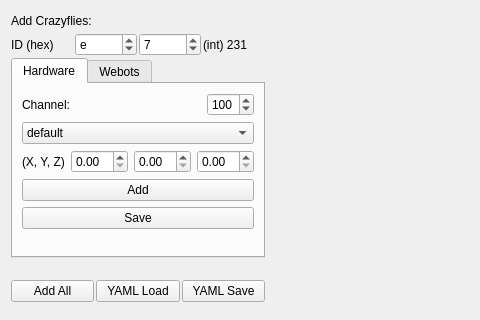
The window that src/rqt_crazyflies_add/resource/crazyflies_add.ui (DynamicSwarms/ds-crazyflies) describes before a commit, drawn with Qt 5; both pictures show x 0 to 480 and y 0 to 320 of the 679 by 1074 pixel window.
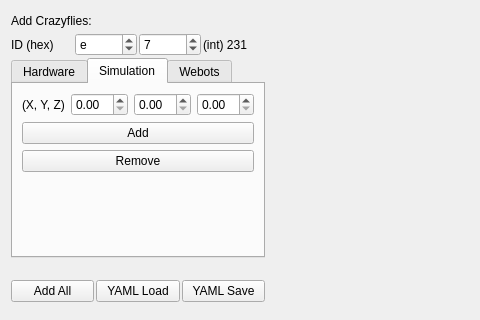
The same window after the commit. The open tabs and pages were chosen to show the change.

Commit message: cleaned up launch file, rqt_add panel can now remove, rqt_add panel can now spawn simulated crazyflies

```diff
--- a/src/rqt_crazyflies_add/resource/crazyflies_add.ui
+++ b/src/rqt_crazyflies_add/resource/crazyflies_add.ui
@@ -197,6 +197,81 @@
          </item>
         </layout>
        </widget>
+       <widget class="QWidget" name="tab">
+       <property name="sizePolicy">
+         <sizepolicy hsizetype="Expanding" vsizetype="Expanding">
+          <horstretch>0</horstretch>
+          <verstretch>0</verstretch>
+         </sizepolicy>
+        </property>
+        <attribute name="title">
+         <string>Simulation</string>
+        </attribute>
+         <layout class="QVBoxLayout" name="verticalLayout_2">
+          <item>
+           <layout class="QHBoxLayout" name="horizontalLayout_5">
+            <item>
+             <widget class="QLabel" name="label_5">
+              <property name="toolTip">
+               <string>&lt;html&gt;&lt;head/&gt;&lt;body&gt;&lt;p&gt;Initial Position&lt;/p&gt;&lt;/body&gt;&lt;/html&gt;</string>
+              </property>
+              <property name="text">
+               <string>(X, Y, Z)</string>
+              </property>
+             </widget>
+            </item>
+            <item>
+             <widget class="QDoubleSpinBox" name="x_sim_spin_box">
+              <property name="singleStep">
+               <double>0.500000000000000</double>
+              </property>
+             </widget>
+            </item>
+            <item>
+             <widget class="QDoubleSpinBox" name="y_sim_spin_box">
+              <property name="singleStep">
+               <double>0.500000000000000</double>
+              </property>
+             </widget>
+            </item>
+            <item>
+             <widget class="QDoubleSpinBox" name="z_sim_spin_box">
+              <property name="singleStep">
+               <double>0.500000000000000</double>
+              </property>
+             </widget>
+            </item>
+           </layout>
+          </item>
+          <item>
+           <widget class="QPushButton" name="simulation_add_button">
+            <property name="text">
+             <string>Add</string>
+            </property>
+           </widget>
+          </item>
+          <item>
+           <widget class="QPushButton" name="simulation_remove_button">
+            <property name="text">
+             <string>Remove</string>
+            </property>
+           </widget>
+          </item>
+          <item>
+           <spacer name="verticalSpacer_4">
+            <property name="orientation">
+             <enum>Qt::Vertical</enum>
+            </property>
+            <property name="sizeHint" stdset="0">
+             <size>
+              <width>20</width>
+              <height>40</height>
+             </size>
+            </property>
+           </spacer>
+          </item>
+         </layout>
+       </widget>
        <widget class="QWidget" name="tab_6">
         <property name="sizePolicy">
          <sizepolicy hsizetype="Expanding" vsizetype="Expanding">
```
Left out of the diff: 242 changed lines with no effect on the pictures. The commit also changes 3 other files.
